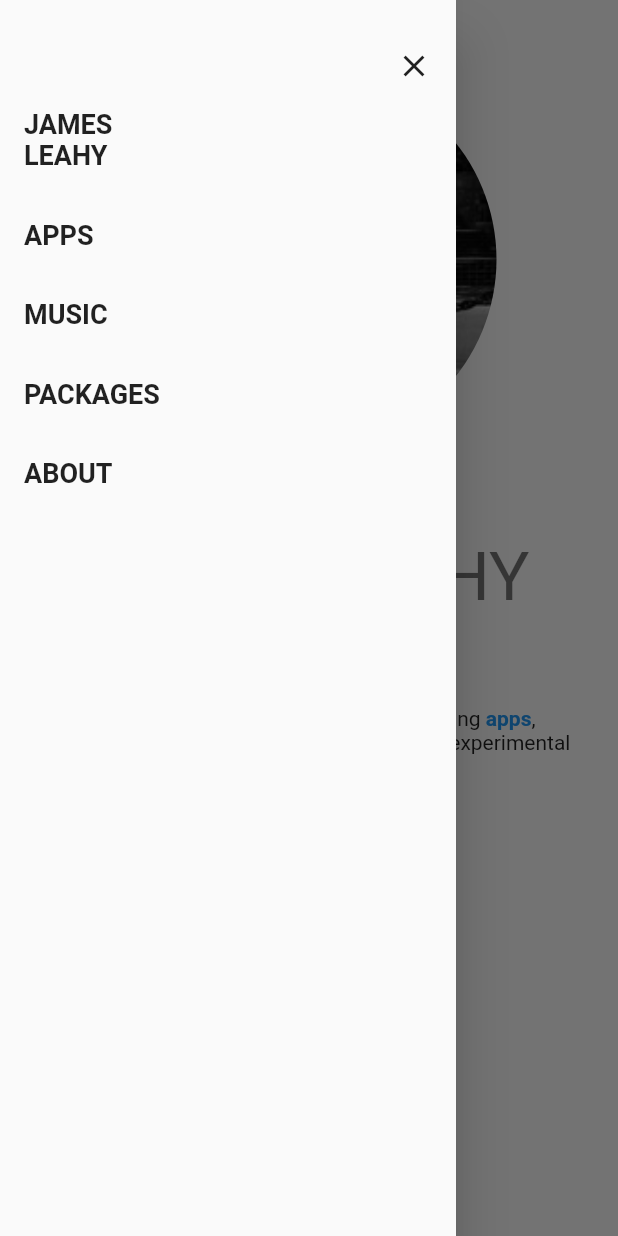
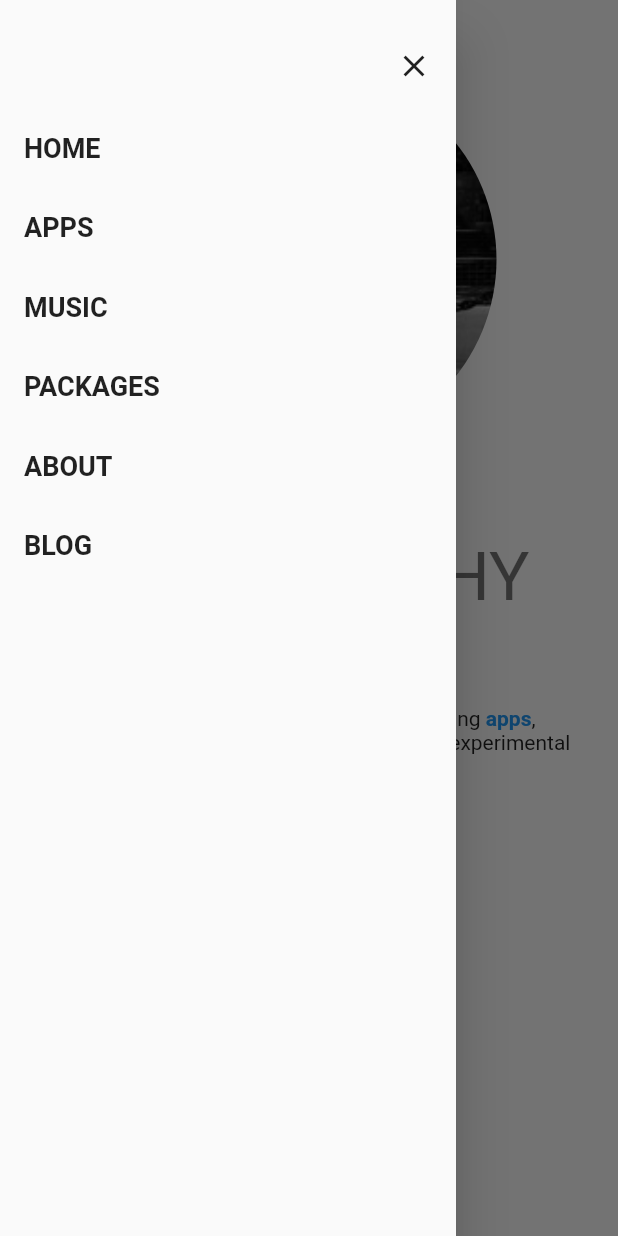
Before and after one commit to defuncart/defuncart.github.io, a Flutter app: the screen it shows after launch, with the side drawer open, on a phone screen of 412 x 824 dp. Run offline on Flutter 3.47's test engine with Material 2 defaults, Android fonts, the phone set to English and light mode, and no system bars; our stand-ins replace flutter_html; missing offline and left inert: dart:html, markdown.

Commit message:
Add blog to navigation.

```diff
--- /dev/null
+++ b/lib/widgets/common/responsive/blog_nav_bar_item.dart
@@ -0,0 +1,15 @@
+import 'package:defuncart_github_io/widgets/common/responsive/nav_bar_item.dart';
+import 'package:flutter/material.dart';
+import 'package:url_launcher/url_launcher.dart';
+
+class BlogNavBarItem extends StatelessWidget {
+  const BlogNavBarItem({Key key}) : super(key: key);
+
+  @override
+  Widget build(BuildContext context) {
+    return NavBarItem(
+      title: 'Blog',
+      onPressed: () => launch('https://defuncart.com/blog/'),
+    );
+  }
+}
--- a/lib/widgets/common/responsive/navigation_bar.dart
+++ b/lib/widgets/common/responsive/navigation_bar.dart
@@ -1,5 +1,6 @@
 import 'package:defuncart_github_io/configs/website_content.dart';
 import 'package:defuncart_github_io/widgets/common/buttons/simple_icon_button.dart';
+import 'package:defuncart_github_io/widgets/common/responsive/blog_nav_bar_item.dart';
 import 'package:defuncart_github_io/widgets/common/responsive/home_nav_bar_item.dart';
 import 'package:defuncart_github_io/widgets/common/responsive/nav_bar_item.dart';
 import 'package:defuncart_github_io/widgets/routing/routing.dart';
@@ -58,6 +59,10 @@ class _NavBarLandscape extends StatelessWidget {
                   onPressed: () => RoutePageManager.of(context).setNewRoutePath(navItem.url),
                 ),
               ),
+            Padding(
+              padding: const EdgeInsets.only(left: 24.0),
+              child: BlogNavBarItem(),
+            ),
           ],
         ),
       ],
--- a/lib/widgets/common/responsive/navigation_drawer.dart
+++ b/lib/widgets/common/responsive/navigation_drawer.dart
@@ -1,5 +1,6 @@
 import 'package:defuncart_github_io/configs/website_content.dart';
 import 'package:defuncart_github_io/widgets/common/buttons/simple_icon_button.dart';
+import 'package:defuncart_github_io/widgets/common/responsive/blog_nav_bar_item.dart';
 import 'package:defuncart_github_io/widgets/common/responsive/nav_bar_item.dart';
 import 'package:defuncart_github_io/widgets/routing/routing.dart';
 import 'package:flutter/foundation.dart';
@@ -15,9 +16,10 @@ class NavigationDrawer extends StatelessWidget {
         padding: const EdgeInsets.all(16.0),
         child: Column(
           crossAxisAlignment: CrossAxisAlignment.start,
-          mainAxisAlignment: MainAxisAlignment.center,
+          mainAxisAlignment: MainAxisAlignment.start,
+          mainAxisSize: MainAxisSize.min,
           children: [
-            SizedBox(height: 16),
+            SizedBox(height: 16.0),
             Row(
               mainAxisAlignment: MainAxisAlignment.end,
               children: [
@@ -27,31 +29,26 @@ class NavigationDrawer extends StatelessWidget {
                 ),
               ],
             ),
-            SizedBox(height: 16),
+            SizedBox(height: 32.0),
             NavBarItem(
-              title: WebsiteContent.userName,
+              title: 'Home',
               // TODO doesn't seem to work correctly when webpage opened from drawer
               onPressed: () async {
                 await Navigator.pop(context);
                 await RoutePageManager.of(context).resetToHome();
               },
             ),
-            SizedBox(height: 16),
-            Expanded(
-              child: ListView.builder(
-                itemCount: WebsiteContent.navBarItems.length,
-                itemBuilder: (_, index) {
-                  return Padding(
-                    padding: const EdgeInsets.symmetric(vertical: 16.0),
-                    child: NavBarItem(
-                      title: WebsiteContent.navBarItems[index].title,
-                      onPressed: () =>
-                          RoutePageManager.of(context).setNewRoutePath(WebsiteContent.navBarItems[index].url),
-                    ),
-                  );
-                },
+            SizedBox(height: 16.0),
+            for (final item in WebsiteContent.navBarItems)
+              Padding(
+                padding: const EdgeInsets.symmetric(vertical: 16.0),
+                child: NavBarItem(
+                  title: item.title,
+                  onPressed: () => RoutePageManager.of(context).setNewRoutePath(item.url),
+                ),
               ),
-            ),
+            SizedBox(height: 16.0),
+            BlogNavBarItem(),
           ],
         ),
       ),
```
